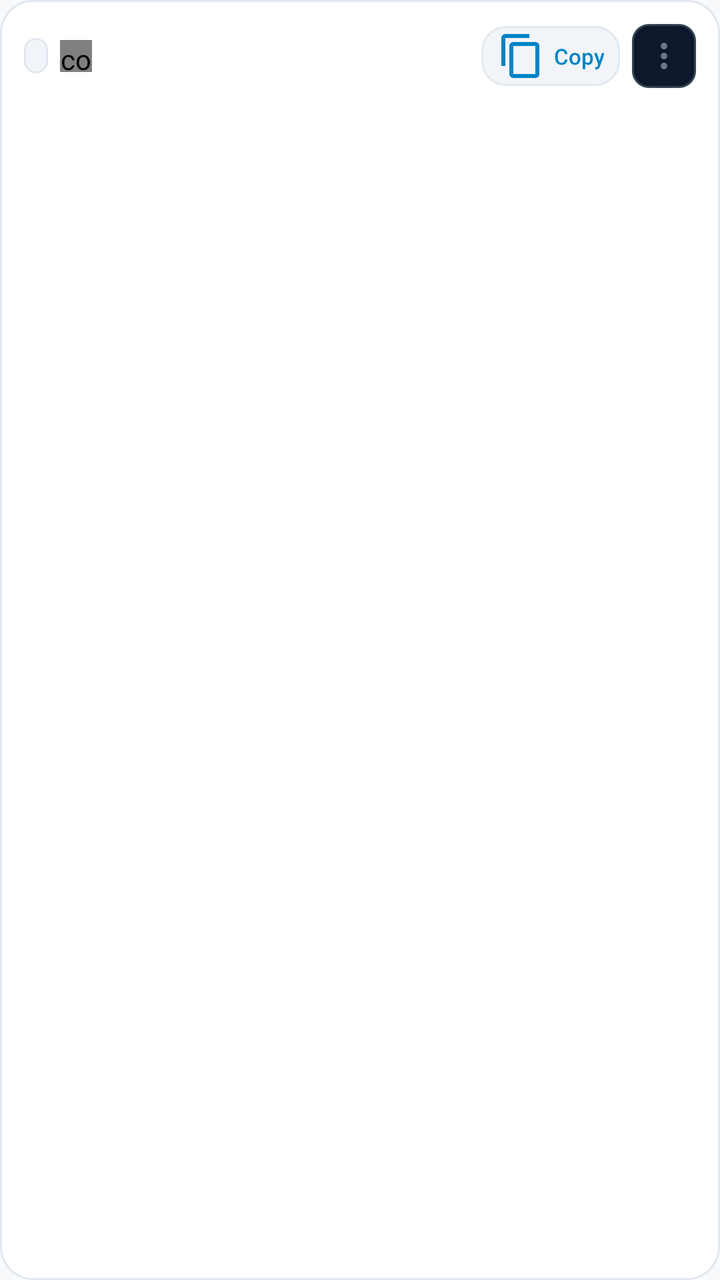
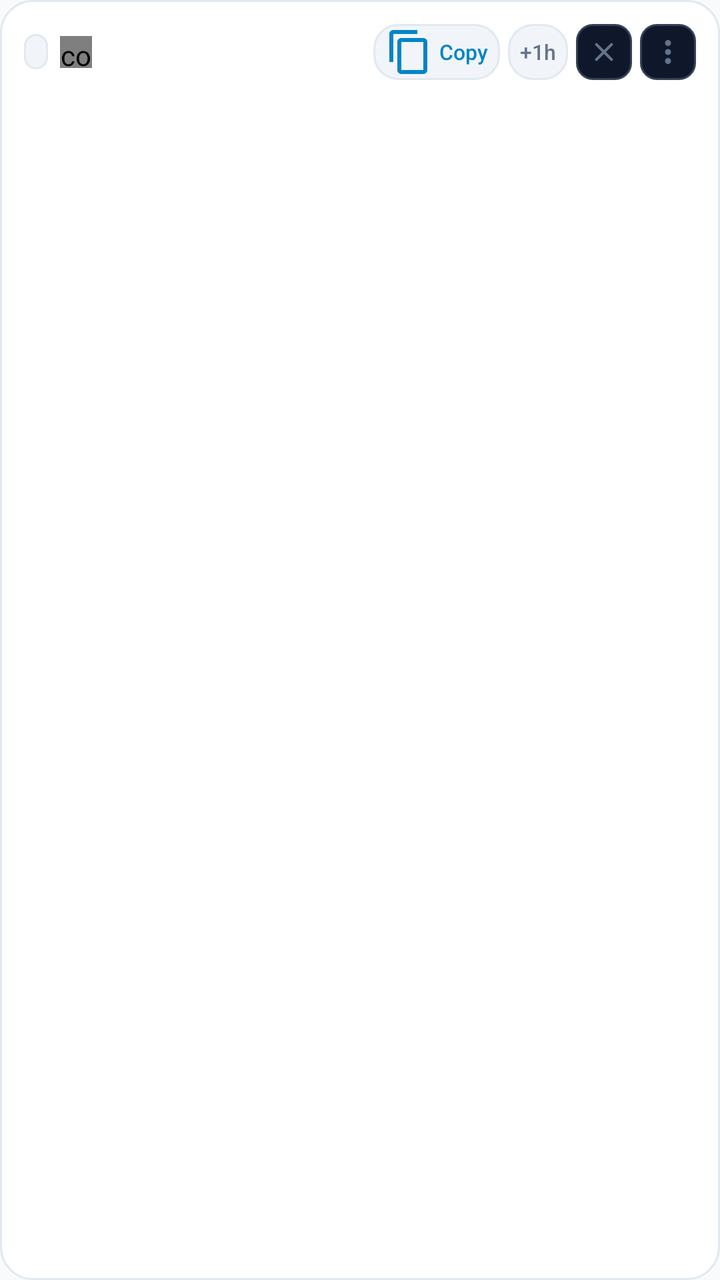

Compare the two renders of this Android layout. The source of the first and the diff that turns it into the second are given below.
<!-- AndroidManifest.xml: application theme Theme.Teilen -->
<!-- res/layout/item_feed.xml -->
<?xml version="1.0" encoding="utf-8"?>
<LinearLayout xmlns:android="http://schemas.android.com/apk/res/android"
    android:layout_width="match_parent"
    android:layout_height="wrap_content"
    android:background="@drawable/bg_card"
    android:baselineAligned="false"
    android:descendantFocusability="afterDescendants"
    android:orientation="vertical"
    android:padding="12dp">

    
    <LinearLayout
        android:id="@+id/feed_header_bar"
        android:layout_width="match_parent"
        android:layout_height="wrap_content"
        android:gravity="center_vertical"
        android:orientation="horizontal">

        
        <TextView
            android:id="@+id/feed_kind"
            style="@style/Text.Section"
            android:layout_width="wrap_content"
            android:layout_height="wrap_content"
            android:background="@drawable/bg_badge"
            android:paddingStart="6dp"
            android:paddingTop="2dp"
            android:paddingEnd="6dp"
            android:paddingBottom="2dp"
            android:textColor="@color/accent"
            android:textSize="10sp"
            android:textStyle="bold" />

        
        <com.teilen.app.CountdownRingView
            android:id="@+id/feed_ring"
            android:layout_width="16dp"
            android:layout_height="16dp"
            android:layout_marginStart="6dp" />

        <TextView
            android:id="@+id/feed_meta"
            style="@style/Text.Tabular"
            android:layout_width="0dp"
            android:layout_height="wrap_content"
            android:layout_marginStart="6dp"
            android:layout_weight="1"
            android:ellipsize="end"
            android:singleLine="true"
            android:textColor="@color/text_secondary"
            android:textSize="11sp" />

        
        <LinearLayout
            android:layout_width="wrap_content"
            android:layout_height="wrap_content"
            android:gravity="center_vertical"
            android:orientation="horizontal">

            
            <Button
                android:id="@+id/feed_action_copy"
                style="@style/Button.Outline"
                android:layout_width="wrap_content"
                android:layout_height="30dp"
                android:layout_marginEnd="6dp"
                android:minWidth="0dp"
                android:minHeight="30dp"
                android:paddingStart="8dp"
                android:paddingTop="0dp"
                android:paddingEnd="8dp"
                android:paddingBottom="0dp"
                android:drawableStart="@drawable/ic_copy"
                android:drawablePadding="4dp"
                android:drawableTint="@color/accent"
                android:text="Copy"
                android:textColor="@color/accent"
                android:textSize="11sp" />

            
            <ImageButton
                android:id="@+id/feed_action_download"
                android:layout_width="32dp"
                android:layout_height="32dp"
                android:layout_marginEnd="6dp"
                android:background="@drawable/bg_icon_btn"
                android:padding="6dp"
                android:scaleType="fitCenter"
                android:src="@drawable/ic_download"
                android:tint="@color/accent"
                android:contentDescription="Download"
                android:visibility="gone" />

            
            <ImageButton
                android:id="@+id/feed_action_more"
                android:layout_width="32dp"
                android:layout_height="32dp"
                android:background="@drawable/bg_icon_btn"
                android:padding="6dp"
                android:scaleType="fitCenter"
                android:src="@drawable/ic_more_vert"
                android:tint="@color/text_secondary"
                android:contentDescription="More options" />
        </LinearLayout>
    </LinearLayout>

    
    <LinearLayout
        android:id="@+id/feed_body_container"
        android:layout_width="match_parent"
        android:layout_height="wrap_content"
        android:layout_marginTop="8dp"
        android:orientation="horizontal">

        <ImageView
            android:id="@+id/feed_thumb"
            android:layout_width="56dp"
            android:layout_height="56dp"
            android:layout_marginEnd="10dp"
            android:background="@drawable/bg_input"
            android:contentDescription="@string/feed_thumb"
            android:scaleType="centerCrop"
            android:visibility="gone" />

        <TextView
            android:id="@+id/feed_title"
            style="@style/Text.Body"
            android:layout_width="0dp"
            android:layout_height="wrap_content"
            android:layout_weight="1"
            android:lineSpacingMultiplier="1.18"
            android:textColor="@color/text_primary"
            android:textSize="14sp"
            android:textIsSelectable="true"
            android:focusable="true"
            android:focusableInTouchMode="true"
            android:autoLink="web"
            android:linksClickable="true" />
    </LinearLayout>

</LinearLayout>
<!-- resources referenced by this layout -->
<resources>
  <color name="accent">#0284C7</color>
  <color name="text_primary">#0F172A</color>
  <color name="text_secondary">#64748B</color>
  <!-- drawable bg_badge (drawable) -->
  <?xml version="1.0" encoding="utf-8"?>
  <shape xmlns:android="http://schemas.android.com/apk/res/android"
      android:shape="rectangle">
      <solid android:color="@color/surface_alt" />
      <corners android:radius="6dp" />
      <stroke
          android:width="1dp"
          android:color="@color/surface_border" />
  </shape>
  <!-- drawable bg_card (drawable) -->
  <?xml version="1.0" encoding="utf-8"?>
  <shape xmlns:android="http://schemas.android.com/apk/res/android"
      android:shape="rectangle">
      <solid android:color="@color/surface" />
      <corners android:radius="16dp" />
      <stroke
          android:width="1dp"
          android:color="@color/surface_border" />
  </shape>
  <!-- drawable bg_input (drawable) -->
  <?xml version="1.0" encoding="utf-8"?>
  <shape xmlns:android="http://schemas.android.com/apk/res/android"
      android:shape="rectangle">
      <solid android:color="@color/surface_alt" />
      <corners android:radius="12dp" />
      <stroke
          android:width="1dp"
          android:color="@color/surface_border" />
  </shape>
  <!-- drawable ic_copy (drawable) -->
  <?xml version="1.0" encoding="utf-8"?>
  <vector xmlns:android="http://schemas.android.com/apk/res/android"
      android:width="24dp"
      android:height="24dp"
      android:viewportWidth="24"
      android:viewportHeight="24">
      <path
          android:fillColor="@color/accent"
          android:pathData="M16,1L4,1c-1.1,0 -2,0.9 -2,2v14h2L4,3h12L16,1zM19,5L8,5c-1.1,0 -2,0.9 -2,2v14c0,1.1 0.9,2 2,2h11c1.1,0 2,-0.9 2,-2L21,7c0,-1.1 -0.9,-2 -2,-2zM19,21L8,21L8,7h11v14z" />
  </vector>
  <!-- drawable ic_download (drawable) -->
  <vector xmlns:android="http://schemas.android.com/apk/res/android"
      android:width="24dp"
      android:height="24dp"
      android:viewportWidth="24"
      android:viewportHeight="24">
      <path
          android:fillColor="#FFFFFFFF"
          android:pathData="M19,9h-4V3H9v6H5l7,7 7,-7zM5,18v2h14v-2H5z"/>
  </vector>
  <string name="feed_thumb">Shared image</string>
  <style name="Text.Body">
          <item name="android:textColor">@color/text_primary</item>
          <item name="android:textSize">15sp</item>
      </style>
  <style name="Text.Section">
          <item name="android:textColor">@color/text_secondary</item>
          <item name="android:textSize">11sp</item>
          <item name="android:textStyle">bold</item>
          <item name="android:letterSpacing">0.12</item>
          <item name="android:textAllCaps">true</item>
      </style>
  <style name="Text.Tabular">
          <item name="android:textColor">@color/text_secondary</item>
          <item name="android:textSize">13sp</item>
          <item name="android:fontFeatureSettings">tnum</item>
      </style>
  <color name="surface_alt">#F1F5F9</color>
  <color name="surface_border">#E2E8F0</color>
  <color name="surface">#FFFFFF</color>
  <color name="bg">#F8FAFC</color>
  <color name="text_muted">#94A3B8</color>
  <color name="nav_bg">#FFFFFF</color>
  <color name="ripple">#1F000000</color>
  <!-- unchanged entries left out for length: 5 -->
</resources>

<!-- the commit's change to res/layout/item_feed.xml (unified diff, before → after) -->
@@ -62,29 +62,29 @@
                 android:id="@+id/feed_action_copy"
                 style="@style/Button.Outline"
                 android:layout_width="wrap_content"
-                android:layout_height="30dp"
-                android:layout_marginEnd="6dp"
+                android:layout_height="28dp"
+                android:layout_marginEnd="4dp"
                 android:minWidth="0dp"
-                android:minHeight="30dp"
-                android:paddingStart="8dp"
+                android:minHeight="28dp"
+                android:paddingStart="6dp"
                 android:paddingTop="0dp"
-                android:paddingEnd="8dp"
+                android:paddingEnd="6dp"
                 android:paddingBottom="0dp"
                 android:drawableStart="@drawable/ic_copy"
-                android:drawablePadding="4dp"
+                android:drawablePadding="3dp"
                 android:drawableTint="@color/accent"
                 android:text="Copy"
                 android:textColor="@color/accent"
-                android:textSize="11sp" />
+                android:textSize="10.5sp" />
 
             
             <ImageButton
                 android:id="@+id/feed_action_download"
-                android:layout_width="32dp"
-                android:layout_height="32dp"
-                android:layout_marginEnd="6dp"
+                android:layout_width="28dp"
+                android:layout_height="28dp"
+                android:layout_marginEnd="4dp"
                 android:background="@drawable/bg_icon_btn"
-                android:padding="6dp"
+                android:padding="5dp"
                 android:scaleType="fitCenter"
                 android:src="@drawable/ic_download"
                 android:tint="@color/accent"
@@ -92,12 +92,42 @@
                 android:visibility="gone" />
 
             
+            <Button
+                android:id="@+id/feed_action_extend"
+                style="@style/Button.Outline"
+                android:layout_width="wrap_content"
+                android:layout_height="28dp"
+                android:layout_marginEnd="4dp"
+                android:minWidth="0dp"
+                android:minHeight="28dp"
+                android:paddingStart="6dp"
+                android:paddingTop="0dp"
+                android:paddingEnd="6dp"
+                android:paddingBottom="0dp"
+                android:text="+1h"
+                android:textColor="@color/text_secondary"
+                android:textSize="10.5sp" />
+
+            
+            <ImageButton
+                android:id="@+id/feed_action_delete"
+                android:layout_width="28dp"
+                android:layout_height="28dp"
+                android:layout_marginEnd="4dp"
+                android:background="@drawable/bg_icon_btn"
+                android:padding="6dp"
+                android:scaleType="fitCenter"
+                android:src="@drawable/ic_close"
+                android:tint="@color/text_secondary"
+                android:contentDescription="Delete" />
+
+            
             <ImageButton
                 android:id="@+id/feed_action_more"
-                android:layout_width="32dp"
-                android:layout_height="32dp"
+                android:layout_width="28dp"
+                android:layout_height="28dp"
                 android:background="@drawable/bg_icon_btn"
-                android:padding="6dp"
+                android:padding="5dp"
                 android:scaleType="fitCenter"
                 android:src="@drawable/ic_more_vert"
                 android:tint="@color/text_secondary"
<!-- resource entries referenced after the edit -->
@@ -33,6 +33,16 @@
           android:width="1dp"
           android:color="@color/surface_border" />
   </shape>
+  <!-- drawable ic_close (drawable) -->
+  <vector xmlns:android="http://schemas.android.com/apk/res/android"
+      android:width="24dp"
+      android:height="24dp"
+      android:viewportWidth="24"
+      android:viewportHeight="24">
+      <path
+          android:fillColor="#FFFFFFFF"
+          android:pathData="M19,6.41L17.59,5 12,10.59 6.41,5 5,6.41 10.59,12 5,17.59 6.41,19 12,13.41 17.59,19 19,17.59 13.41,12z"/>
+  </vector>
   <!-- drawable ic_copy (drawable) -->
   <?xml version="1.0" encoding="utf-8"?>
   <vector xmlns:android="http://schemas.android.com/apk/res/android"
